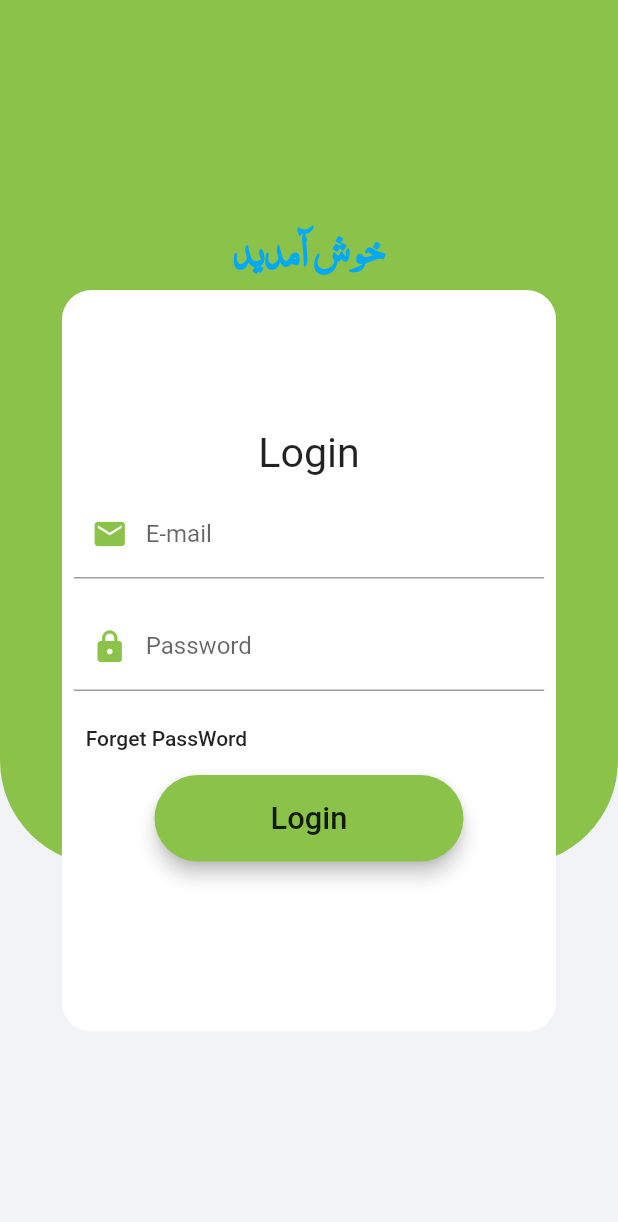
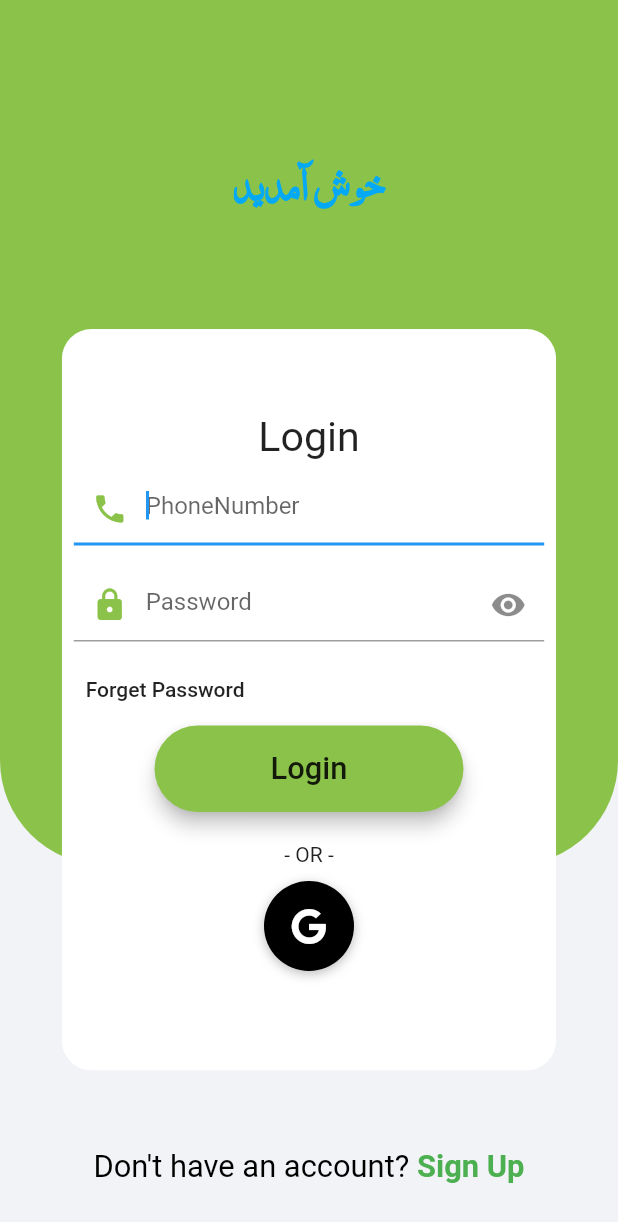
Before and after one commit to FARTASH-421/MyAppProjec1401, a Flutter app: the screen it shows after launch, on a phone screen of 412 x 824 dp. Shown: the top 1222 px of the screen. Run offline on Flutter 3.47's test engine with Material 2 defaults, Android fonts, the phone set to English and light mode, and no system bars; our stand-ins replace font_awesome_flutter.

Commit message:
Completion class LongPage

```diff
--- a/lib/LongPage.dart
+++ b/lib/LongPage.dart
@@ -1,6 +1,6 @@
-import 'package:flutter/cupertino.dart';
 import 'package:flutter/material.dart';
-
+import 'package:font_awesome_flutter/font_awesome_flutter.dart';
+import 'package:my_pojects/home_page.dart';
 
 class LongPage extends StatefulWidget {
   const LongPage({Key? key}) : super(key: key);
@@ -9,12 +9,17 @@ class LongPage extends StatefulWidget {
 }
 
 class _LongPageState extends State<LongPage> {
-  late String email,password;
+   String? password;
+    var numberPhone;
+    bool isHidePassword= true;
+
  Widget _bulidLoge(){
    return Row(
      mainAxisAlignment: MainAxisAlignment.center,
      children: [
-       Text("خوش آمدید",
+       Padding(
+         padding: const EdgeInsets.symmetric(vertical: 70),
+         child: Text("خوش آمدید",
          style: TextStyle(
            fontFamily: "Nas",
            fontSize: MediaQuery.of(context).size.height/25,
@@ -22,6 +27,20 @@ class _LongPageState extends State<LongPage> {
            color: Colors.lightBlue,
          ),
          ),
+       ),
+     ],
+   );
+ }
+ Widget _bulidOrRow(){
+   return Row(
+     mainAxisAlignment: MainAxisAlignment.center,
+    children: const [
+     Text('- OR -',
+   style: TextStyle(
+     fontWeight: FontWeight.w400,
+
+   ),
+   )
 
      ],
    );
@@ -31,11 +50,11 @@ class _LongPageState extends State<LongPage> {
      mainAxisAlignment: MainAxisAlignment.center,
      children: [
        ClipRRect(
-         borderRadius: BorderRadius.all(Radius.circular(20.0),),
+         borderRadius: const BorderRadius.all(Radius.circular(20.0),),
          child: Container(
            height: MediaQuery.of(context).size.height* 0.6,
            width: MediaQuery.of(context).size.width * 0.8,
-           decoration: BoxDecoration(
+           decoration: const BoxDecoration(
              color: Colors.white
            ),
            child:  Column(
@@ -47,53 +66,65 @@ class _LongPageState extends State<LongPage> {
                  children: [
                    Text('Login',
                      style: TextStyle(
+
                        fontSize: MediaQuery.of(context).size.height/30
                      ),
                    ),
                  ],
                ),
-               _bulidEmailRow(),
+               _bulidPhoneNumberRow(),
                _bulidPasswordRow(),
                _bulidForgitPasswordRow(),
                _bulidLoginButton(),
+               _bulidOrRow(),
+               _bulidSocialBtnRow(),
              ],
            ),
          ),
        ),
-
      ],
    );
  }
 
- Widget  _bulidEmailRow(){
-   return Padding(padding: EdgeInsets.all(8),
+ Widget  _bulidPhoneNumberRow(){
+   return Padding(padding: const EdgeInsets.all(8),
      child: TextFormField(
+       autofocus:true,
        keyboardType: TextInputType.emailAddress,
        onChanged: (value){
          setState(() {
-           this.email = value;
+           numberPhone = value;
          });
+         print(numberPhone);
        },
-       decoration: InputDecoration(
-         prefixIcon: Icon(Icons.email, color: Colors.lightGreen,),
-         label: Text('E-mail'),
+       decoration: const InputDecoration(
+         prefixIcon: Icon(Icons.phone, color: Colors.lightGreen,),
+         hintText: 'PhoneNumber',
        ),
      ),
+
 
    );
  }
   Widget  _bulidPasswordRow(){
-    return Padding(padding: EdgeInsets.all(8),
+    return Padding(padding: const EdgeInsets.all(8),
       child: TextFormField(
         keyboardType: TextInputType.emailAddress,
+        obscureText: isHidePassword,
         onChanged: (value){
           setState(() {
-            this.email = value;
+            password = value;
           });
         },
         decoration: InputDecoration(
-          prefixIcon: Icon(Icons.lock, color: Colors.lightGreen,),
-          label: Text('Password'),
+
+          prefixIcon: const Icon(Icons.lock, color: Colors.lightGreen,),
+          hintText :'Password',
+          suffixIcon:InkWell(
+            onTap: _togglePassword,
+            child:  changeIconsPassword(),
+          ),
+
         ),
       ),
 
@@ -106,14 +137,23 @@ class _LongPageState extends State<LongPage> {
        Container(
          height: 1.4* (MediaQuery.of(context).size.height/20 ),
          width: 5* (MediaQuery.of(context).size.width/10 ),
-         margin: EdgeInsets.only(bottom: 20),
-         child : RaisedButton(
+         margin: const EdgeInsets.only(bottom: 20),
+         child : RaisedButton (
            elevation: 5.0,
            color: Colors.lightGreen,
            shape: RoundedRectangleBorder(
              borderRadius: BorderRadius.circular(30.0),
            ),
-           onPressed: () { },
+           onPressed: () {
+             Navigator.of(context).push(
+               MaterialPageRoute(
+                   builder: (context){
+                     return Home();
+                   }
+               ),
+             );
+           },
+
            child: Text("Login",
            style: TextStyle(
              fontSize: MediaQuery.of(context).size.height/40
@@ -122,37 +162,131 @@ class _LongPageState extends State<LongPage> {
        ),
      ],
    );
+  }
+  Widget _bulidSingUpBtn(){
+   return Row(
+     mainAxisAlignment: MainAxisAlignment.center,
+     children: [
+       Padding(padding: const EdgeInsets.only(top: 40),
+       child: FlatButton(onPressed: (){
+         Navigator.of(context).push(
+           MaterialPageRoute(
+               builder: (context){
+                 return Home();
+               }
+           ),
+         );
+         },
+         child: RichText(
+           text: TextSpan(
+             children: [
+               TextSpan(
+                 text: "Don't have an account? ",
+                 style: TextStyle(
+                   color: Colors.black,
+                   fontSize:  MediaQuery.of(context).size.height/40,
+                   fontWeight: FontWeight.w400,
+                 ),
+               ),
+           TextSpan(
+             text: "Sign Up",
+             style: TextStyle(
+               color: Colors.green,
+               fontSize:  MediaQuery.of(context).size.height/40,
+               fontWeight: FontWeight.bold,
+                )
+              )
+             ],
+           ),
+         ),
+       ),
+       )
+     ],
+   );
+  }
+Widget _bulidSocialBtnRow(){
+   return Row(
+     mainAxisAlignment: MainAxisAlignment.center,
+     children: [
+       GestureDetector(
+         onTap: () {
+           Navigator.of(context).push(
+             MaterialPageRoute(
+                 builder: (context){
+                   return Home();
+                 }
+             ),
+           );
+           setState(() { });
+         },
+         child: Container(
+           height: 80,
+           width: 60,
+           decoration: const BoxDecoration(
+             shape: BoxShape.circle,
+             color: Colors.black,
+             boxShadow: [
+               BoxShadow(
+                 color: Colors.black26,
+                 offset: Offset(0,2),
+                 blurRadius: 6.0,
+               ),
+             ],
+           ),
+           child: Icon(
+           FontAwesomeIcons.google,
+             color: Colors.white,
+           ),
+         ),
+       )
+     ],
 
-
+   );
 }
 Widget _bulidForgitPasswordRow(){
    return Row(
      mainAxisAlignment: MainAxisAlignment.start,
      crossAxisAlignment: CrossAxisAlignment.start,
      children: [
-       FlatButton(onPressed: (){},
-           child: Text("Forget PassWord"),
+       FlatButton(onPressed: (){
+         Navigator.of(context).push(
+           MaterialPageRoute(
+               builder: (context){
+                 return Home();
+               }
+           ),
+         );
+       },
+           child: const Text("Forget Password"),
        ),
      ],
-
    );
+}
+Widget changeIconsPassword(){
+   if(isHidePassword == true){
+   return Icon(
+      Icons.visibility
+   );
+   }
+   else return Icon(Icons.visibility_off);
 }
   @override
   Widget build(BuildContext context) {
     return SafeArea(
         child: Scaffold(
-          backgroundColor: Color(0xfff2f3f7),
+          resizeToAvoidBottomInset: false,
+          backgroundColor: const Color(0xfff2f3f7),
           body: Stack(
             children: [
-              Container(
+              SizedBox(
                 height: MediaQuery.of(context).size.height*0.7,
                 width: MediaQuery.of(context).size.width,
                 child: Container(
-                  decoration: BoxDecoration(
+                  decoration: const BoxDecoration(
                     color:Colors.lightGreen ,
                     borderRadius: BorderRadius.only(
-                      bottomLeft: const Radius.circular(70),
-                      bottomRight: const Radius.circular(70),
+                      bottomLeft: Radius.circular(70),
+                      bottomRight: Radius.circular(70),
                     )
                   ),
                 ),
@@ -162,6 +296,7 @@ Widget _bulidForgitPasswordRow(){
               children: [
                 _bulidLoge(),
                 _bulidContianer(),
+                _bulidSingUpBtn(),
               ],
               )
             ],
@@ -169,4 +304,10 @@ Widget _bulidForgitPasswordRow(){
 
     ));
   }
+
+  void _togglePassword() {
+   setState(() {
+     isHidePassword = !isHidePassword;
+   });
   }
+}
--- a/lib/ShopButtonNavigator.dart
+++ b/lib/ShopButtonNavigator.dart
@@ -25,10 +25,11 @@ class _ShopButtonNavigatorState extends State<ShopButtonNavigator > {
       currentIndex: currentIndex,
       items: const [
         BottomNavigationBarItem(
+          icon: Icon(Icons.person_outline, size: 30,),
+          label: 'Profile',
+        ),
 
-            icon: Icon(Icons.home, size: 30),
-            label: 'Home',
-        ),
+
         BottomNavigationBarItem(
             icon: Icon(Icons.message_outlined, size: 30,),
             label: 'FeedBack',
@@ -38,8 +39,8 @@ class _ShopButtonNavigatorState extends State<ShopButtonNavigator > {
           label: 'Favorite',
         ),
         BottomNavigationBarItem(
-            icon: Icon(Icons.person_outline, size: 30,),
-            label: 'Home',
+          icon: Icon(Icons.home, size: 30),
+          label: 'Home',
         ),
       ],
 
--- a/pubspec.yaml
+++ b/pubspec.yaml
@@ -29,6 +29,7 @@ environment:
 dependencies:
   flutter:
     sdk: flutter
+  font_awesome_flutter: ^10.1.0
 
 
   # The following adds the Cupertino Icons font to your application.
```
Also changed, not shown: pubspec.lock. Lines whose indentation alone changed are shown as unchanged.
